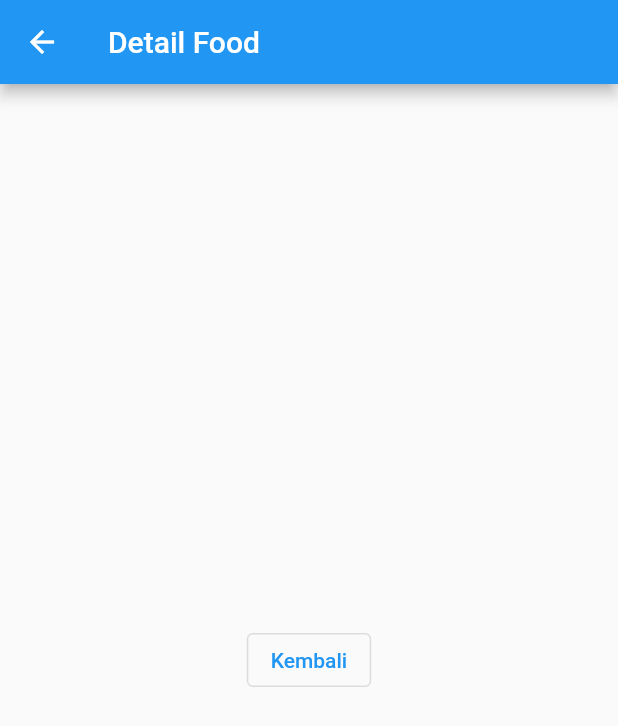
After one commit to rezkyws/food-shop-flutter, a Flutter app: the screen it shows after launch, after a tap on "Pizza", on a phone screen of 412 x 824 dp. The commit adds this screen. Shown: the top 726 px of the screen. Run offline on Flutter 3.47's test engine with Material 2 defaults, Android fonts, the phone set to English and light mode, and no system bars.

Commit message:
add detail food screen and its navigation

```diff
--- a/lib/card_list.dart
+++ b/lib/card_list.dart
@@ -1,4 +1,6 @@
 import 'package:flutter/material.dart';
+import 'package:submission/food_detail.dart';
+
 
 class CardList extends StatelessWidget {
   @override
@@ -20,14 +22,14 @@ class CardList extends StatelessWidget {
               childAspectRatio: 0.80,
               mainAxisSpacing: 1.0,
               crossAxisSpacing: 1.0,
-              children: _generateContainers(),
+              children: _generateContainers(context),
             );
           }
         // },
       ),
     );
   }
-  List<Widget> _generateContainers() {
+  List<Widget> _generateContainers(BuildContext context) {
     return List<Widget>.generate(20, (index) {
       return Container(
         padding: EdgeInsets.fromLTRB(5, 5, 5, 5),
@@ -39,7 +41,13 @@ class CardList extends StatelessWidget {
               // alignment: Alignment.centerRight,
               child: Stack(
                 children: <Widget>[
-                  Card(
+                  GestureDetector(
+                    onTap: () {
+                      Navigator.push(context, MaterialPageRoute(builder: (context) {
+                        return DetailScreen();
+                      }));
+                    },
+                    child: Card(
                       // semanticContainer: true,
                       child: Stack(
                       children: [
@@ -92,6 +100,7 @@ class CardList extends StatelessWidget {
                     elevation: 5,
                     // margin: EdgeInsets.all(10),
                     ),
+                  ),
                 ],
               ),
             ),
--- /dev/null
+++ b/lib/food_detail.dart
@@ -0,0 +1,21 @@
+import 'package:flutter/material.dart';
+
+
+class DetailScreen extends StatelessWidget {
+  @override
+  Widget build(BuildContext context) {
+    return Scaffold(
+      appBar: AppBar(
+        title: Text('Detail Food'),
+      ),
+      body: Center(
+        child: OutlinedButton(
+          child: Text('Kembali'),
+          onPressed: () {
+            Navigator.pop(context);
+          },
+        ),
+      ),
+    );
+  }
+}
```
Lines whose indentation alone changed are shown as unchanged.
